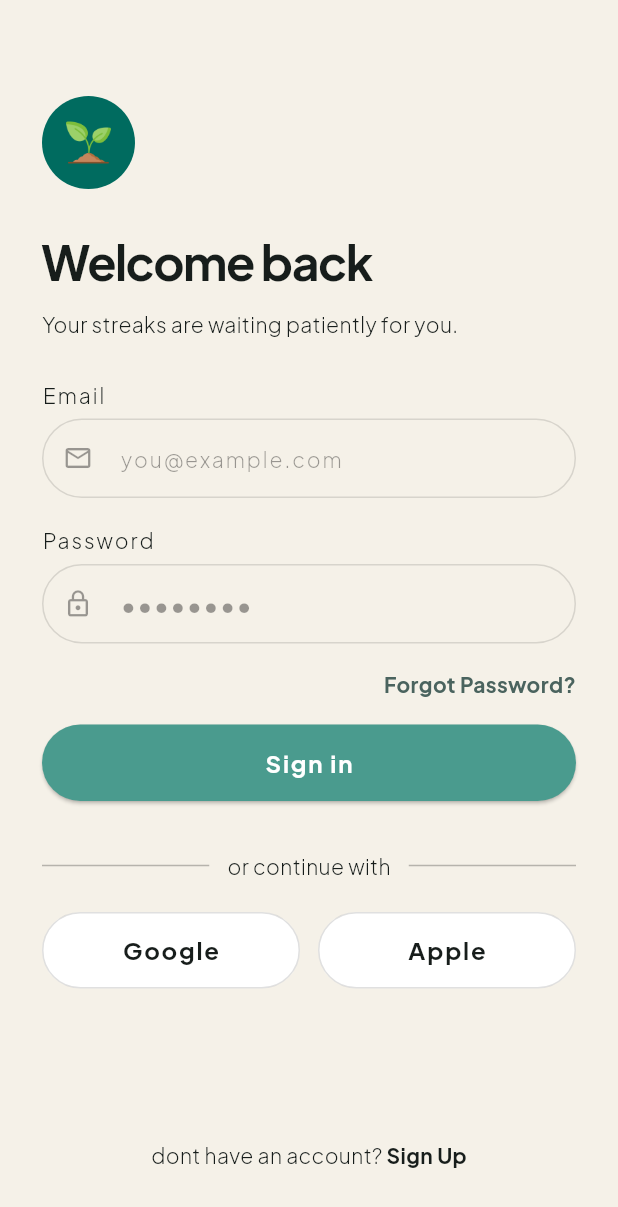
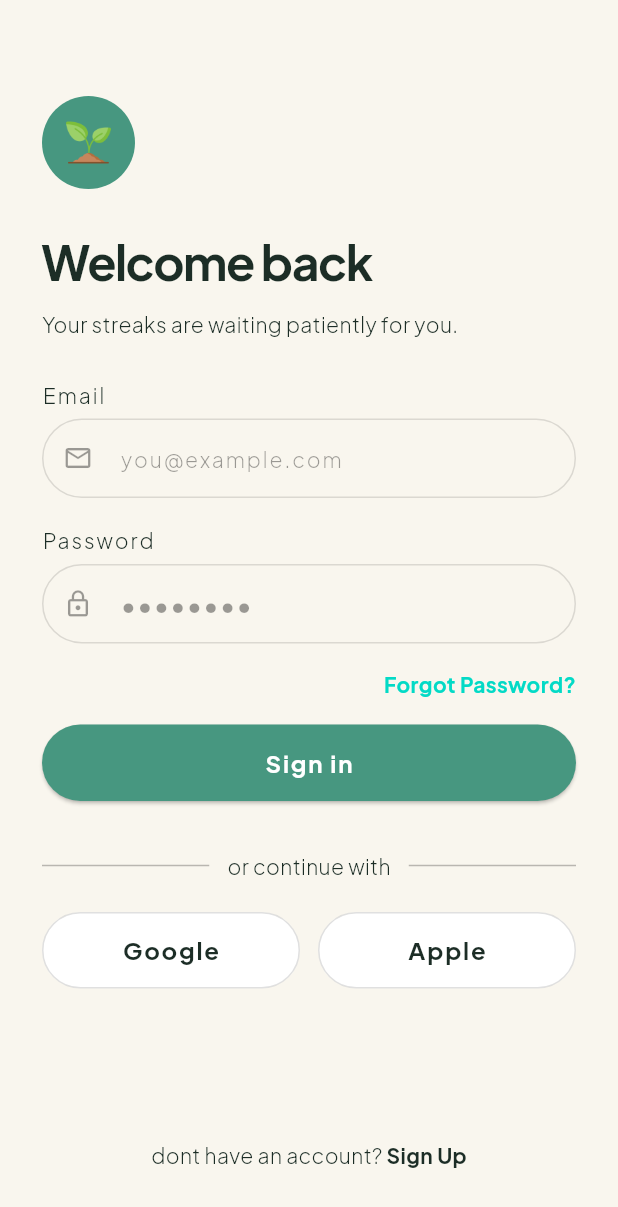
Before and after one commit to pakdhel/habitly-app-flutter, a Flutter app: the screen it shows after launch, after a tap on "Get Started", on a phone screen of 412 x 824 dp. Shown: the top 1207 px of the screen. Run offline on Flutter 3.47's test engine with Material 3 defaults, Android fonts, the phone set to English and light mode, and no system bars; our stand-ins replace google_fonts; statements that could not run were skipped.

Commit message:
perubahan tema warna dan font

```diff
--- a/lib/style/colors/habitly_colors.dart
+++ b/lib/style/colors/habitly_colors.dart
@@ -1,8 +1,36 @@
 import 'package:flutter/material.dart';
 
 enum HabitlyColors {
-  green("Green", Color(0xFF4A9B8E)),
-  cream("Cream", Color(0xFFF5F1E8));
+  // ---------- Base / Neutral ----------
+  background("Background", Color(0xFFF9F6EE)), // Merino — latar belakang utama app
+  surface("Surface", Color(0xFFFEFDFA)), // Bianca — popover / card di atas background
+  surfaceMuted("Surface Muted", Color(0xFFEEEDE4)), // Pampas — input bg / surface variant
+  border("Border", Color(0xFFDDDFD5)), // Moon Mist — border tipis, divider
+  outline("Outline", Color(0xFFAFBBB1)), // Powder Ash — outline icon, placeholder text
+
+  // ---------- Teks ----------
+  textPrimary("Text Primary", Color(0xFF1C2D26)), // Celtic — teks utama (heading, body)
+  textSecondary("Text Secondary", Color(0xFF67766D)), // Corduroy — teks sekunder / muted
+
+  // ---------- Brand / Primary (hijau) ----------
+  primary("Primary", Color(0xFF479780)), // Viridian — tombol utama, nav aktif, progress bar
+  onPrimary("On Primary", Color(0xFFF7FEFA)), // White Ice — teks/icon di atas primary
+  primaryContainer("Primary Container", Color(0xFFC1EBD9)), // Jagged Ice — badge / container hijau muda
+  onPrimaryContainer("On Primary Container", Color(0xFF184035)), // Gable Green — teks di atas primaryContainer
+
+  // ---------- Tag warna habit (dari screen "New Habit") ----------
+  tagSky("Tag Sky", Color(0xFF7BB7D5)), // Downy
+  tagSand("Tag Sand", Color(0xFFE0C394)), // Calico
+  tagLilac("Tag Lilac", Color(0xFFB2A1D4)), // Cold Purple
+  tagFlame("Tag Flame", Color(0xFFEB883B)), // Jaffa
+
+  // ---------- Status ----------
+  destructive("Destructive", Color(0xFFC65954)), // Fuzzy Wuzzy Brown — tombol log out, error
+  onDestructive("On Destructive", Color(0xFFFFFFFF)),
+
+  // ---------- Absolute ----------
+  black("Black", Color(0xFF000000)),
+  white("White", Color(0xFFFFFFFF));
 
   const HabitlyColors(this.name, this.color);
   final String name;
--- a/lib/style/theme/habitly_theme.dart
+++ b/lib/style/theme/habitly_theme.dart
@@ -5,51 +5,47 @@
 class HabitlyTheme {
   static ThemeData get lightTheme {
     return ThemeData(
-      colorSchemeSeed: HabitlyColors.green.color,
+      colorScheme: ColorScheme.light(
+        primary: HabitlyColors.primary.color,
+        onPrimary: HabitlyColors.onPrimary.color,
+        primaryContainer: HabitlyColors.primaryContainer.color,
+        onPrimaryContainer: HabitlyColors.onPrimaryContainer.color,
+        onSecondary: HabitlyColors.onPrimary.color,
+        surface: HabitlyColors.surface.color,
+        onSurface: HabitlyColors.textPrimary.color,
+        outline: HabitlyColors.border.color,
+        error: HabitlyColors.destructive.color,
+        onError: HabitlyColors.onDestructive.color,
+      ),
       brightness: Brightness.light,
-      scaffoldBackgroundColor: HabitlyColors.cream.color,
+      scaffoldBackgroundColor: HabitlyColors.background.color,
       useMaterial3: true,
       textTheme: _textTheme,
       elevatedButtonTheme: _elevatedButtonTheme,
       inputDecorationTheme: _inputDecorationTheme,
-    );
-  }
-
-  static ThemeData get darkTheme {
-    return ThemeData(
-      colorSchemeSeed: HabitlyColors.green.color,
-      brightness: Brightness.dark,
-      useMaterial3: true,
-      textTheme: _textTheme,
-      elevatedButtonTheme: _elevatedButtonTheme,
+      cardTheme: _cardTheme,
     );
   }
 
   static TextTheme get _textTheme {
     return TextTheme(
-      displayLarge: HabitlyTextstyles.displayLarge,
-      displayMedium: HabitlyTextstyles.displayMedium,
-      displaySmall: HabitlyTextstyles.displaySmall,
       headlineLarge: HabitlyTextstyles.headlineLarge,
-      headlineMedium: HabitlyTextstyles.headlineMedium,
-      headlineSmall: HabitlyTextstyles.headlineSmall,
       titleLarge: HabitlyTextstyles.titleLarge,
       titleMedium: HabitlyTextstyles.titleMedium,
-      titleSmall: HabitlyTextstyles.titleSmall,
       bodyLarge: HabitlyTextstyles.bodyLargeBold,
       bodyMedium: HabitlyTextstyles.bodyLargeMedium,
       bodySmall: HabitlyTextstyles.bodyLargeRegular,
       labelLarge: HabitlyTextstyles.labelLarge,
-      labelMedium: HabitlyTextstyles.labelMedium,
       labelSmall: HabitlyTextstyles.labelSmall,
     );
   }
+
 
   static ElevatedButtonThemeData get _elevatedButtonTheme {
     return ElevatedButtonThemeData(
       style: ElevatedButton.styleFrom(
         padding: EdgeInsets.symmetric(vertical: 16),
-        backgroundColor: HabitlyColors.green.color,
+        backgroundColor: HabitlyColors.primary.color,
         foregroundColor: Colors.white,
         shape: RoundedRectangleBorder(borderRadius: BorderRadius.circular(100)),
       ),
@@ -72,7 +68,7 @@
 
       focusedBorder: OutlineInputBorder(
         borderRadius: BorderRadius.circular(100),
-        borderSide: BorderSide(color: HabitlyColors.green.color, width: 1.5),
+        borderSide: BorderSide(color: HabitlyColors.outline.color, width: 1.5),
       ),
 
       errorBorder: OutlineInputBorder(
@@ -81,4 +77,8 @@
       ),
     );
   }
+
+  static CardThemeData get _cardTheme {
+    return CardThemeData(color: HabitlyColors.primary.color);
+  }
 }
```
